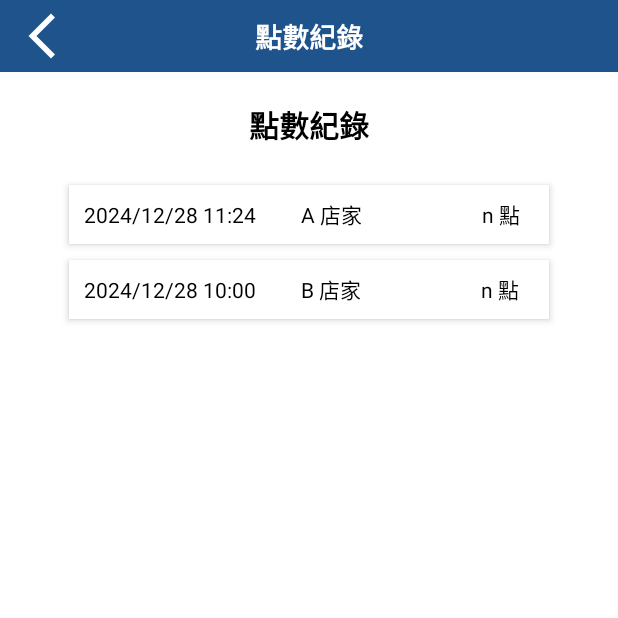
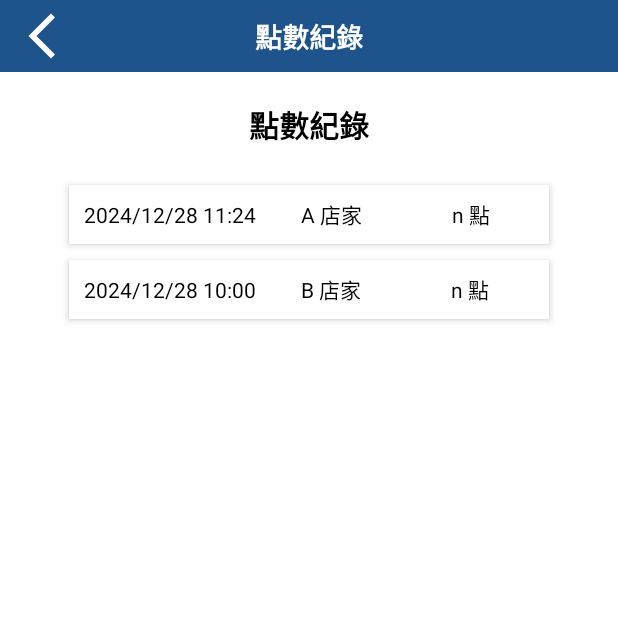
Before and after one commit to jacky7612/android_nantoupass, an Android app: the CurrentPointFragment screen opened through its navigation route, on a phone screen of 412 x 824 dp, the top half of it. Run offline under Robolectric (Android 15) with nearby library versions, the light colour scheme and no system bars; libraries missing offline, so code that uses them is left out: com.youth.banner; pictures from the network do not load; 5 statements that could not run were skipped.

Commit message:
revise n點

```diff
--- a/app/src/main/res/layout/item_point_record.xml
+++ b/app/src/main/res/layout/item_point_record.xml
@@ -43,7 +43,7 @@
     <TextView
         android:layout_marginRight="10dp"
         android:layout_gravity="center"
-        android:layout_marginLeft="80dp"
+        android:layout_marginLeft="60dp"
         android:id="@+id/tvPoints"
         android:layout_width="wrap_content"
         android:layout_height="wrap_content"
```
